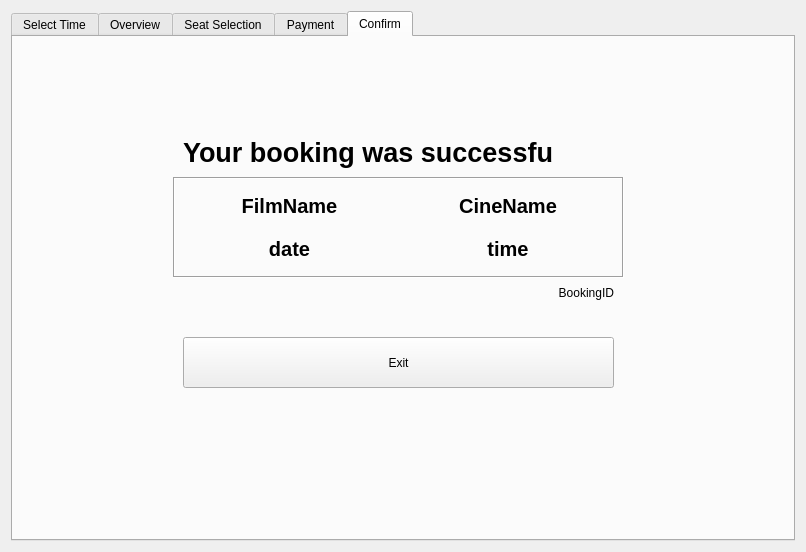
This is payment.ui in fxlui/movietickets as Qt 5 draws it before an edit. The edited form follows.
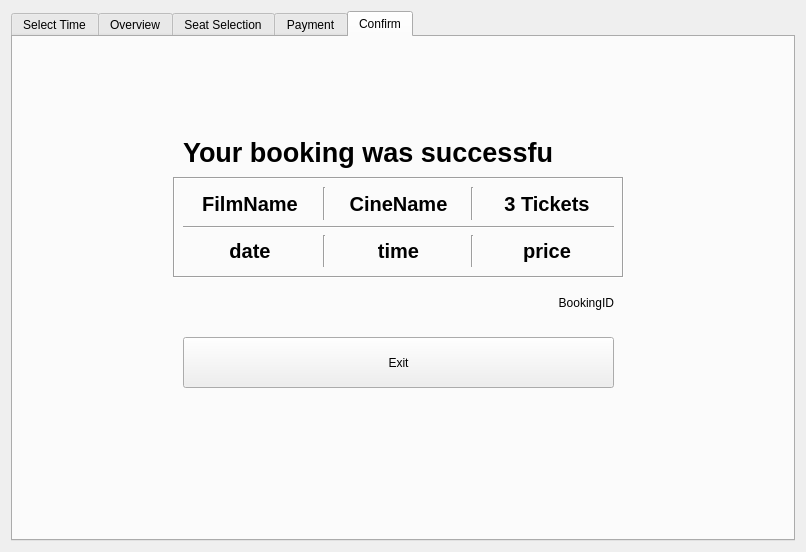
This is the edited form.

Diff of the .ui file:
```diff
--- a/payment.ui
+++ b/payment.ui
@@ -1764,7 +1764,7 @@
         </rect>
        </property>
        <layout class="QGridLayout" name="gridLayout_9">
-        <item row="0" column="1">
+        <item row="0" column="2">
          <widget class="QLabel" name="cinemaName_4">
           <property name="font">
            <font>
@@ -1810,7 +1810,7 @@
           </property>
          </widget>
         </item>
-        <item row="1" column="0">
+        <item row="2" column="0">
          <widget class="QLabel" name="dateC_3">
           <property name="font">
            <font>
@@ -1833,7 +1833,7 @@
           </property>
          </widget>
         </item>
-        <item row="1" column="1">
+        <item row="2" column="2">
          <widget class="QLabel" name="timeC_3">
           <property name="font">
            <font>
@@ -1856,6 +1856,75 @@
           </property>
          </widget>
         </item>
+        <item row="1" column="0" colspan="5">
+         <widget class="Line" name="line">
+          <property name="orientation">
+           <enum>Qt::Horizontal</enum>
+          </property>
+         </widget>
+        </item>
+        <item row="0" column="1">
+         <widget class="Line" name="line_4">
+          <property name="orientation">
+           <enum>Qt::Vertical</enum>
+          </property>
+         </widget>
+        </item>
+        <item row="0" column="4">
+         <widget class="QLabel" name="seats">
+          <property name="font">
+           <font>
+            <pointsize>15</pointsize>
+            <weight>75</weight>
+            <bold>true</bold>
+           </font>
+          </property>
+          <property name="text">
+           <string>3 Tickets</string>
+          </property>
+          <property name="alignment">
+           <set>Qt::AlignCenter</set>
+          </property>
+         </widget>
+        </item>
+        <item row="2" column="4">
+         <widget class="QLabel" name="price">
+          <property name="font">
+           <font>
+            <pointsize>15</pointsize>
+            <weight>75</weight>
+            <bold>true</bold>
+           </font>
+          </property>
+          <property name="text">
+           <string>price</string>
+          </property>
+          <property name="alignment">
+           <set>Qt::AlignCenter</set>
+          </property>
+         </widget>
+        </item>
+        <item row="0" column="3">
+         <widget class="Line" name="line_5">
+          <property name="orientation">
+           <enum>Qt::Vertical</enum>
+          </property>
+         </widget>
+        </item>
+        <item row="2" column="1">
+         <widget class="Line" name="line_6">
+          <property name="orientation">
+           <enum>Qt::Vertical</enum>
+          </property>
+         </widget>
+        </item>
+        <item row="2" column="3">
+         <widget class="Line" name="line_7">
+          <property name="orientation">
+           <enum>Qt::Vertical</enum>
+          </property>
+         </widget>
+        </item>
        </layout>
       </widget>
       <widget class="QLabel" name="label_43">
@@ -1882,7 +1951,7 @@
        <property name="geometry">
         <rect>
          <x>160</x>
-         <y>240</y>
+         <y>250</y>
          <width>441</width>
          <height>31</height>
         </rect>
```
Left out of the diff: 22 changed lines with no effect on the pictures.
